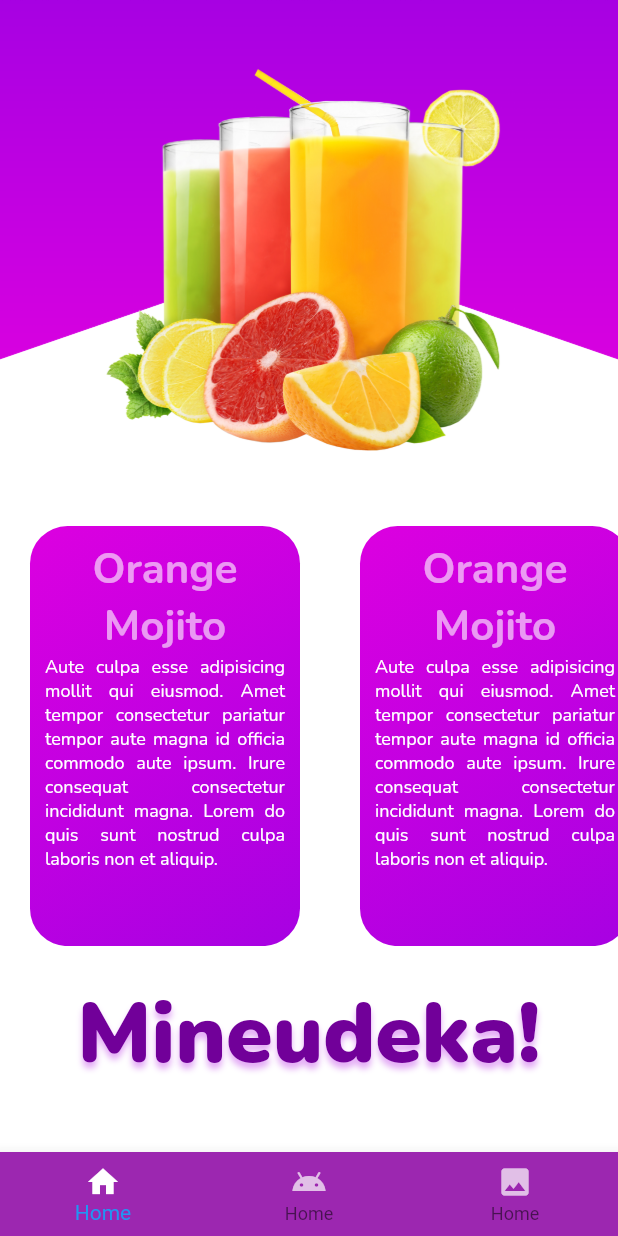
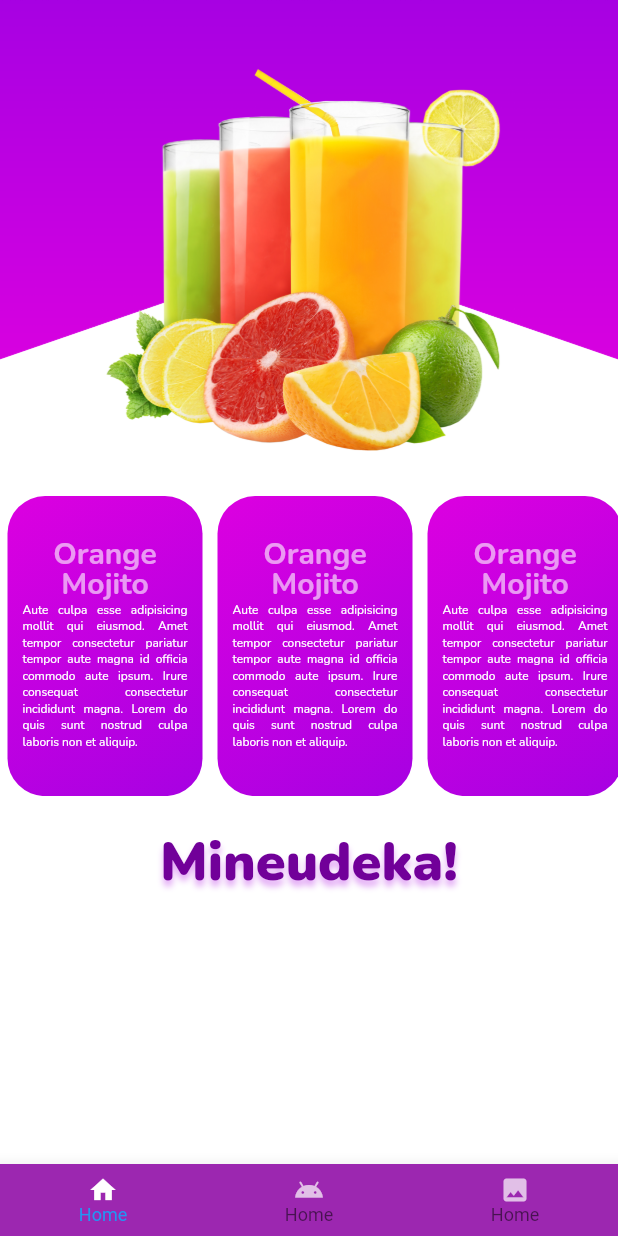
Before and after one commit to ffaradyc/mineudeka, a Flutter app: the Ingredients screen opened directly, on a phone screen of 412 x 824 dp. Run offline on Flutter 3.47's test engine with Material 2 defaults, Android fonts, the phone set to English and light mode, and no system bars; our stand-ins replace flare_flutter.

Commit message:
Ingredients

```diff
--- a/lib/main/ingredients.dart
+++ b/lib/main/ingredients.dart
@@ -18,8 +18,7 @@ class Ingredients extends StatelessWidget {
             height: 30.0,
           ),
           Container(
-            margin: EdgeInsets.symmetric(vertical: 20.0),
-            height:280.0,
+            height: 200.0,
             child: ListView(
               scrollDirection: Axis.horizontal,
               children: <Widget>[
@@ -33,12 +32,15 @@ class Ingredients extends StatelessWidget {
               ],
             ),
           ),
+          SizedBox(
+            height: 20.0,
+          ),
           Center(
             child: Text(
               'Mineudeka!',
               style: TextStyle(
                 fontFamily: 'Nunito',
-                fontSize: 56.0,
+                fontSize: 36.0,
                 fontWeight: FontWeight.w900,
                 color: Color(0xff710099),
                 shadows: [
@@ -53,7 +55,13 @@ class Ingredients extends StatelessWidget {
           ),
         ],
       ),
-      bottomNavigationBar: BottomNavigationBar(
+      bottomNavigationBar: SizedBox(
+        height: 48.0,
+        child: BottomNavigationBar(
+          iconSize: 20,
+          elevation: 10.0,
+          selectedFontSize: 12,
+          unselectedFontSize: 12,
           backgroundColor: Colors.purple,
           items: const <BottomNavigationBarItem>[
             BottomNavigationBarItem(
@@ -70,6 +78,7 @@ class Ingredients extends StatelessWidget {
             ),
           ],
         ),
+      ),
     );
   }
 }
@@ -80,9 +89,9 @@ class IngredientsList extends StatelessWidget {
   @override
   Widget build(BuildContext context) {
     return Container(
-      margin: EdgeInsets.only(left: 20.0, right: 20.0),
-      height: 280.0,
-      width: 180.0,
+      margin: EdgeInsets.only(left: 5.0, right: 5.0),
+      height: 200.0,
+      width: 130.0,
       padding: EdgeInsets.all(10.0),
       alignment: Alignment.center,
       decoration: BoxDecoration(
@@ -94,6 +103,7 @@ class IngredientsList extends StatelessWidget {
           Radius.circular(25.0),
         ),
       ),
+      child: SingleChildScrollView(
         child: Column(
           children: <Widget>[
             Center(
@@ -101,9 +111,10 @@ class IngredientsList extends StatelessWidget {
                 'Orange Mojito',
                 style: TextStyle(
                   fontFamily: 'Nunito',
-                fontSize: 28.0,
+                  fontSize: 20.0,
                   fontWeight: FontWeight.bold,
                   color: Colors.white60,
+                  height: 1.0,
                 ),
                 textAlign: TextAlign.center,
               ),
@@ -112,13 +123,14 @@ class IngredientsList extends StatelessWidget {
               'Aute culpa esse adipisicing mollit qui eiusmod. Amet tempor consectetur pariatur tempor aute magna id officia commodo aute ipsum. Irure consequat consectetur incididunt magna. Lorem do quis sunt nostrud culpa laboris non et aliquip.',
               style: TextStyle(
                 fontFamily: 'Nunito',
-              fontSize: 12.0,
+                fontSize: 8.0,
                 color: Colors.white,
               ),
               textAlign: TextAlign.justify,
             ),
           ],
         ),
+      ),
     );
   }
 }
```
Lines whose indentation alone changed are shown as unchanged.
